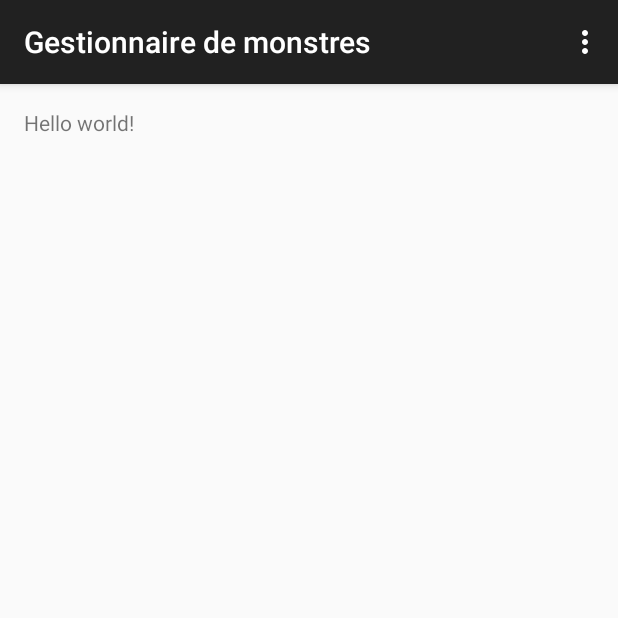
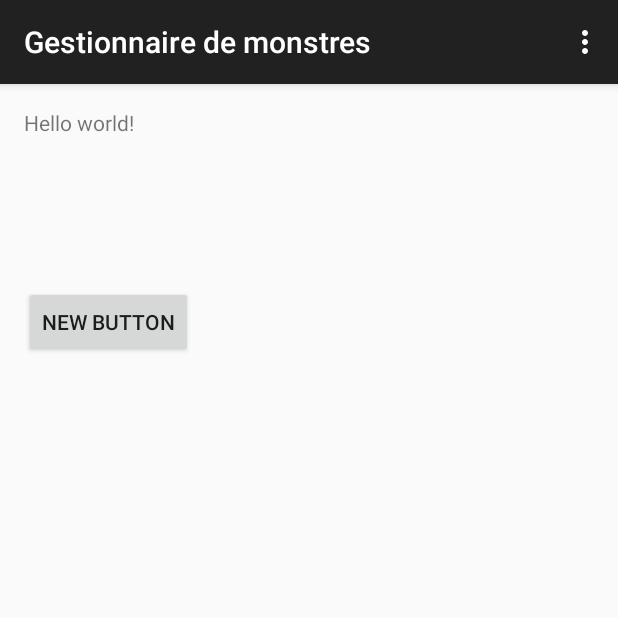
Before and after one commit to FLamas/GestionnaireMonstres, an Android app: the screen it shows after launch (MainActivity), on a phone screen of 412 x 824 dp, the top half of it. Run offline under Robolectric (Android 15) with nearby library versions, the phone set to English and light mode, and no system bars.

Commit message:
Initilisation class monstre

```diff
--- a/app/src/main/AndroidManifest.xml
+++ b/app/src/main/AndroidManifest.xml
@@ -8,7 +8,7 @@
         android:label="@string/app_name"
         android:theme="@style/AppTheme" >
         <activity
-            android:name=".MainActivity"
+            android:name="gestionnairedemonstre.MainActivity"
             android:label="@string/app_name" >
             <intent-filter>
                 <action android:name="android.intent.action.MAIN" />
--- /dev/null
+++ b/app/src/main/java/gestionnairedemonstre/ennemies/Monster.java
@@ -0,0 +1,7 @@
+package gestionnairedemonstre.ennemies;
+
+/**
+ * Created by user on 26/06/2015.
+ */
+public class Monster {
+}
--- a/app/src/main/res/layout/activity_main.xml
+++ b/app/src/main/res/layout/activity_main.xml
@@ -6,6 +6,18 @@
     android:paddingBottom="@dimen/activity_vertical_margin" tools:context=".MainActivity">
 
     <TextView android:text="@string/hello_world" android:layout_width="wrap_content"
-        android:layout_height="wrap_content" />
+        android:layout_height="wrap_content"
+        android:id="@+id/textView" />
+
+    <Button
+        style="?android:attr/buttonStyleSmall"
+        android:layout_width="wrap_content"
+        android:layout_height="wrap_content"
+        android:text="New Button"
+        android:id="@+id/button"
+        android:layout_below="@+id/textView"
+        android:layout_alignParentLeft="true"
+        android:layout_alignParentStart="true"
+        android:layout_marginTop="99dp" />
 
 </RelativeLayout>
```
Also changed, not shown: app/src/main/java/gestionnairedemonstre/MainActivity.java (renamed from app/src/main/java/com/example/user/gestionnairedemonstres/MainActivity.java, +7 -1 lines), 1 other file.
